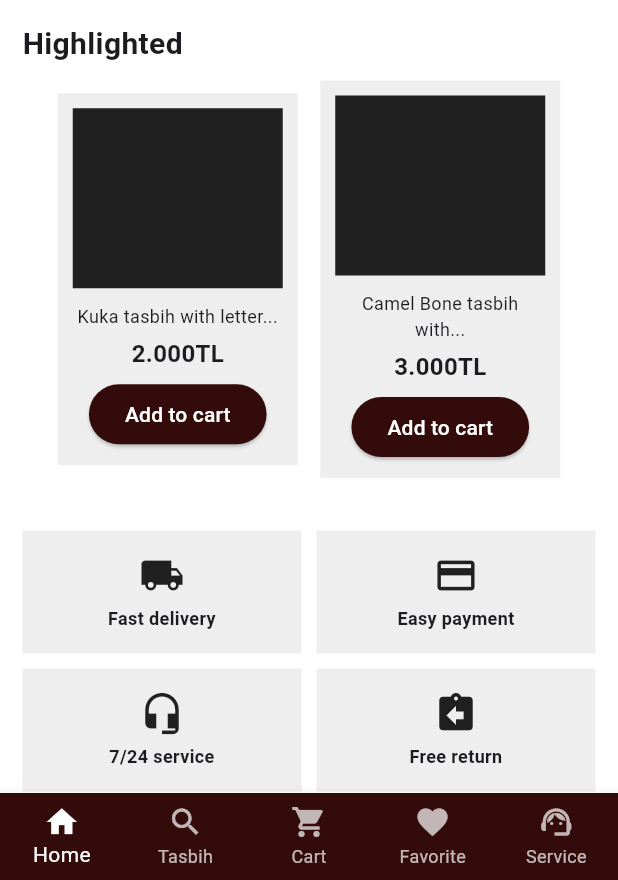
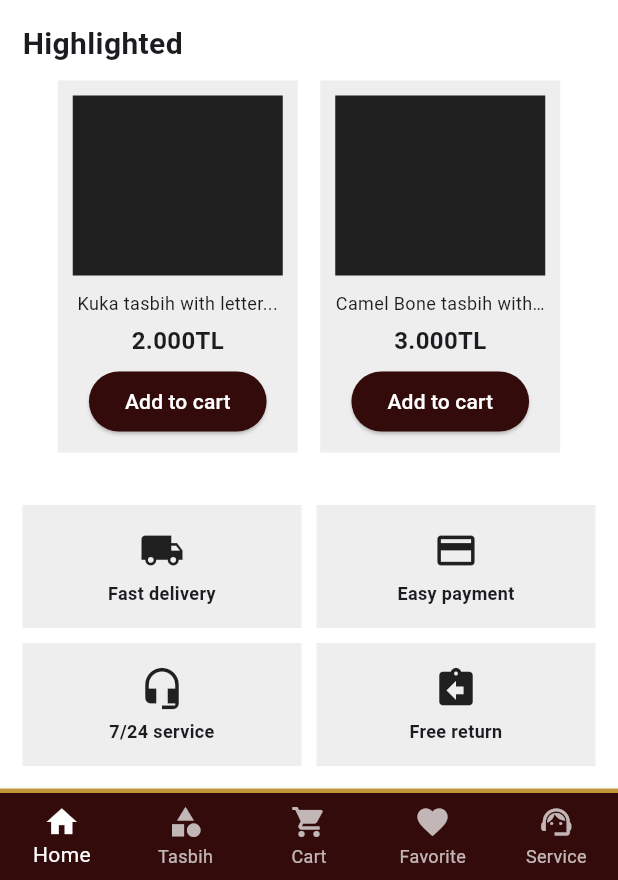
Before and after one commit to talalmustafa10/ottoman-tasbih, a Flutter app: the screen it shows after launch, on a phone screen of 412 x 824 dp, the part 356-1236 px from its top. Run offline on Flutter 3.47's test engine with Material 3 defaults, Android fonts, the phone set to English and light mode, and no system bars.

Commit message:
Fix UI overflow and update product icons

```diff
--- a/lib/home_page.dart
+++ b/lib/home_page.dart
@@ -156,7 +156,7 @@ class _HomePageState extends State<HomePage> {
         },
         items: [
           BottomNavigationBarItem(icon: Icon(Icons.home), label: "Home"),
-          BottomNavigationBarItem(icon: Icon(Icons.search), label: "Tasbih"),
+          BottomNavigationBarItem(icon: Icon(Icons.category), label: "Tasbih"),
           BottomNavigationBarItem(icon: Icon(Icons.shopping_cart), label: "Cart"),
           BottomNavigationBarItem(icon: Icon(Icons.favorite), label: "Favorite"),
           BottomNavigationBarItem(icon: Icon(Icons.support_agent), label: "Service"),
@@ -174,7 +174,13 @@ class _HomePageState extends State<HomePage> {
         children: [
           Container(height: 120, color: Colors.black87),
           SizedBox(height: 10),
-          Text(name, style: TextStyle(fontSize: 12), textAlign: TextAlign.center),
+          Text(
+              name,
+              style: TextStyle(fontSize: 12),
+              textAlign: TextAlign.center,
+          maxLines: 1,
+          overflow: TextOverflow.ellipsis,
+          ),
           SizedBox(height: 5),
           Text(price, style: TextStyle(fontWeight: FontWeight.bold, fontSize: 16)),
           SizedBox(height: 5),
```
